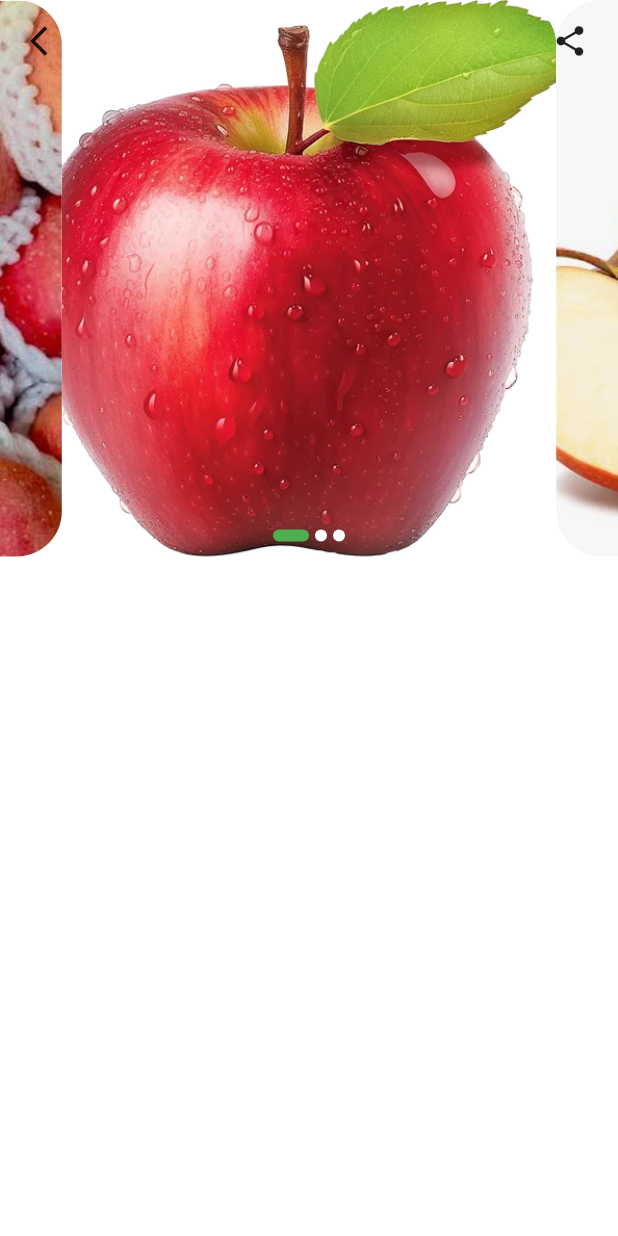
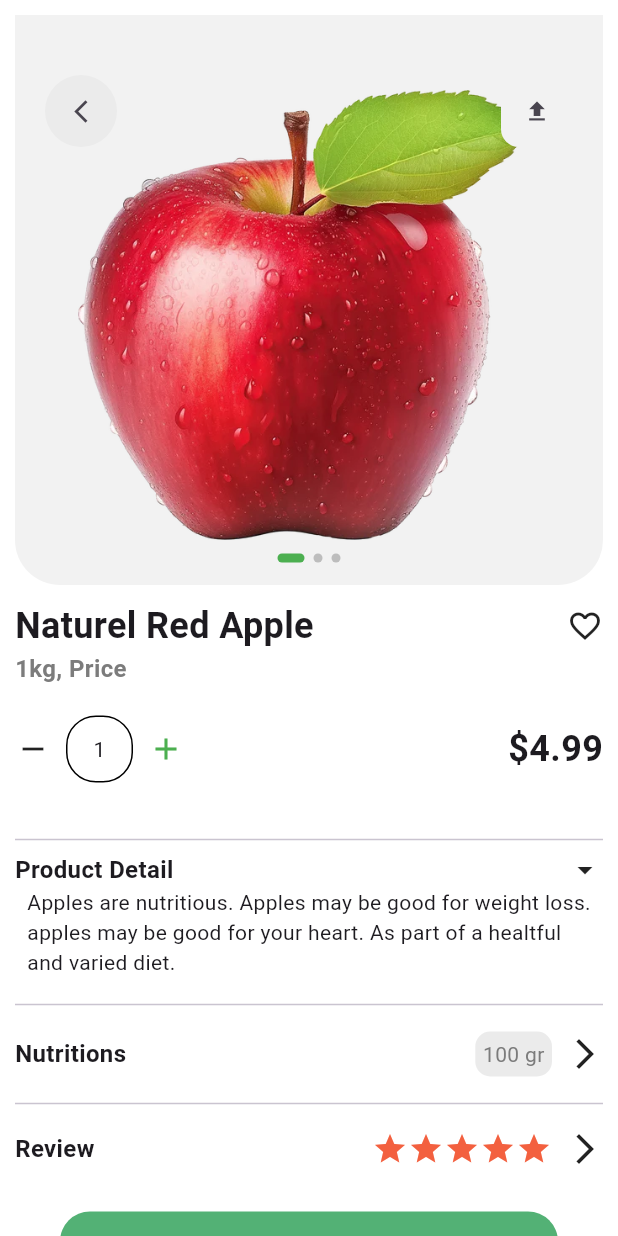
Before and after one commit to mariemosama272005-eng/grocyApp_repo, a Flutter app: the ProductDitailScreen screen opened directly, on a phone screen of 412 x 824 dp. Run offline on Flutter 3.47's test engine with Material 3 defaults, Android fonts, the phone set to English and light mode, and no system bars; drawn by our look-alikes of carousel_slider, smooth_page_indicator.

Commit message:
product ditail

```diff
--- a/lib/models/accountOption_model.dart
+++ b/lib/models/accountOption_model.dart
@@ -1,4 +1,4 @@
-// ignore_for_file: public_member_api_docs, sort_constructors_first
+
 import 'package:flutter/material.dart';
 
 class AccountoptionModel {
--- a/lib/screens/ButtomNavBar/shopping_cart_screen.dart
+++ b/lib/screens/ButtomNavBar/shopping_cart_screen.dart
@@ -12,6 +12,8 @@ class ShoppingCartScreen extends StatelessWidget {
   Widget build(BuildContext context) {
     return SingleChildScrollView(
       child: SafeArea(
+        child: Padding(
+          padding: const EdgeInsets.all(25),
           child: Column(
             children: [
               Center(child:Text("My Cart",style: TextStyle(
@@ -36,6 +38,7 @@ class ShoppingCartScreen extends StatelessWidget {
 
           ),
         ),
+      ),
     );
   }
 }
--- a/lib/screens/ButtomNavBar/wedgit/productDitail_screen.dart
+++ /dev/null
@@ -1,22 +0,0 @@
-import 'package:flutter/material.dart';
-import 'package:carousel_slider/carousel_slider.dart';
-import 'package:flutter_application_2/screens/ButtomNavBar/wedgit/productSlider_widget.dart';
-
-class ProductDitailScreen extends StatelessWidget {
-  const ProductDitailScreen({super.key});
-
-  @override
-  Widget build(BuildContext context) {
-    return Scaffold(
-      backgroundColor: Colors.white,
-
-     body:SafeArea(
-       child: Column(
-         children: [
-           const ProductsliderWidget(),
-         ],
-       ),
-     ),
-    );
-  }
-}
--- a/lib/screens/ButtomNavBar/wedgit/productSlider_widget.dart
+++ /dev/null
@@ -1,87 +0,0 @@
-import 'package:flutter/material.dart';
-import 'package:carousel_slider/carousel_slider.dart';
-import 'package:smooth_page_indicator/smooth_page_indicator.dart';
-
-class ProductsliderWidget extends StatefulWidget {
-  const ProductsliderWidget({super.key});
-
-  @override
-  State<ProductsliderWidget> createState() => _ProductsliderWidgetState();
-}
-
-class _ProductsliderWidgetState extends State<ProductsliderWidget> {
-  int activeIndex = 0;
-
-  @override
-  Widget build(BuildContext context) {
-    return Stack(
-      children: [
-        CarouselSlider(
-          options: CarouselOptions(
-            height: 371,
-            autoPlay: true,
-            onPageChanged: (index, reason) {
-              setState(() {
-                activeIndex = index;
-              });
-            },
-          ),
-          items: apples.map(
-            (i) => Container(
-              padding: const EdgeInsets.symmetric(vertical: 10),
-              width: double.infinity,
-              decoration: BoxDecoration(
-                borderRadius: BorderRadius.circular(30),
-                image: DecorationImage(
-                  fit: BoxFit.cover,
-                  alignment: Alignment.center,
-                  image: Image.asset(i).image,
-                ),
-              ),
-            ),
-          ).toList(),
-        ),
-
-        // Buttons
-        Positioned(
-          top: 15,
-          left: 20,
-          right: 20,
-          child: Row(
-            mainAxisAlignment: MainAxisAlignment.spaceBetween,
-            children: [
-              Icon(Icons.arrow_back_ios),
-              Icon(Icons.share),
-            ],
-          ),
-        ),
-
-        // Indicator
-        Positioned(
-          bottom: 10,
-          left: 0,
-          right: 0,
-          child: Center(
-            child: AnimatedSmoothIndicator(
-              activeIndex: activeIndex,
-              count: apples.length,
-              effect: ExpandingDotsEffect(
-                activeDotColor: Colors.green,
-                dotHeight: 8,
-                dotWidth: 8,
-                spacing: 4,
-                dotColor: Colors.white,
-              ),
-            ),
-          ),
-        ),
-      ],
-    );
-  }
-}
-
-List<String> apples = [
-  "assets/images/apple.webp",
-  "assets/images/apple2.png",
-  "assets/images/apple3.png",
-];
--- a/lib/screens/Onbording/onBording_screen.dart
+++ b/lib/screens/Onbording/onBording_screen.dart
@@ -26,7 +26,7 @@ class OnbordingScreen extends StatelessWidget {
         ),
         child: Center(
           child: Padding(
-            padding: const EdgeInsets.only(bottom: 90),
+            padding: const EdgeInsets.only(bottom: 70),
             child: Column(
               mainAxisAlignment: MainAxisAlignment.end,
 
@@ -57,7 +57,7 @@ class OnbordingScreen extends StatelessWidget {
                   fontSize: 16,
 
                 ),),
-                SizedBox(height: 40,),
+
 
                ButtonWedgit(
   () {
--- /dev/null
+++ b/lib/screens/productditails/productDitail_screen.dart
@@ -0,0 +1,193 @@
+import 'package:flutter/material.dart';
+import 'package:carousel_slider/carousel_slider.dart';
+import 'package:flutter_application_2/models/button_model.dart';
+import 'package:flutter_application_2/screens/ButtomNavBar/shopping_cart_screen.dart';
+import 'package:flutter_application_2/screens/Onbording/widget/Button_wedgit.dart';
+import 'package:flutter_application_2/screens/productditails/widget/productSlider_widget.dart';
+
+class ProductDitailScreen extends StatelessWidget {
+  const ProductDitailScreen({super.key});
+
+  @override
+  Widget build(BuildContext context) {
+    return Scaffold(
+      backgroundColor: Colors.white,
+
+
+     body:
+        SingleChildScrollView(
+          child: Padding(
+            padding: const EdgeInsets.all(10.0),
+            child: Column(
+             crossAxisAlignment: CrossAxisAlignment.start,
+             children: [
+
+               const ProductsliderWidget(),
+               SizedBox(
+                height: 10,
+               ),
+               Row(
+                children: [
+                  Expanded(child: Text("Naturel Red Apple",style: TextStyle(
+                    fontSize: 24,
+                    fontWeight: FontWeight.bold
+                  ),
+                  ),
+                  ),
+                  Icon(Icons.favorite_border)
+                ],
+
+               ),
+               Text("1kg, Price", style: TextStyle(
+                color: Color(0xff7C7C7C),
+                fontSize: 16,
+                fontWeight: FontWeight(600),
+               )
+               ,),
+               SizedBox(height: 20,),
+               Row(
+                 children: [
+                   Expanded(
+                     child: Row(
+                      children: [
+                        Icon(Icons.remove),
+                        SizedBox(width: 10),
+                        Container(
+                            height: 44.67,
+                            width: 44.67,
+                            decoration: BoxDecoration(
+                              color: Colors.white,
+                              border: Border.all(color: Colors.black),
+                              borderRadius: BorderRadius.circular(20),
+                            ),
+                            child: Center(
+                              child: Text("1"),
+                            ),
+                          ),
+
+                          SizedBox(width: 10),
+                          Icon(Icons.add, color: Colors.green,)
+                      ],
+                     ),
+                   ),
+                   Text(r"$4.99",style: TextStyle(
+                    fontSize: 24,
+                    fontWeight: FontWeight.bold
+                   ),
+                   ),
+
+                 ],
+               ),
+               SizedBox(
+                height:30,
+
+               ),
+               Divider(),
+               Column(
+                children: [
+                  Row(
+                    children: [
+                      Expanded(
+                        child: Text("Product Detail",style: TextStyle(
+                          fontSize: 16,
+                          fontWeight: FontWeight(600),
+                        ),
+                        ),
+                      ),
+                      Icon(Icons.arrow_drop_down)
+                    ],
+
+
+                  ),
+                  Text("Apples are nutritious. Apples may be good for weight loss.\napples may be good for your heart. As part of a healtful\nand varied diet.")
+                ],
+               ),
+               SizedBox(
+                height: 10,
+               ),
+               Divider(),
+                SizedBox(
+                height: 10,
+               ),
+               Row(
+                    children: [
+                      Expanded(
+                        child: Text("Nutritions",style: TextStyle(
+                          fontSize: 16,
+                          fontWeight: FontWeight(600),
+                        ),
+                        ),
+                      ),
+                      Container(
+
+
+                        decoration: BoxDecoration(
+                          color: Color(0xffEBEBEB),
+                          borderRadius: BorderRadius.circular(10)
+
+                        ),
+                        child: Center(child: Padding(
+                          padding: const EdgeInsets.all(5.0),
+                          child: Text("100 gr",style: TextStyle(
+                            color: Color(0xff7C7C7C),
+                          ),
+                          ),
+                        ),
+                        ),
+
+                      ),
+                      SizedBox(
+                        width: 10,
+                      ),
+                      Icon(Icons.arrow_forward_ios)
+                    ],
+
+
+                  ),
+                  SizedBox(height: 10,),
+                  Divider(),
+                  SizedBox(height: 10,),
+                  Row(
+                    children: [
+                      Expanded(
+                        child: Text("Review",style: TextStyle(
+                          fontSize: 16,
+                          fontWeight: FontWeight(600),
+                        ),
+                        ),
+                      ),
+                      Icon(Icons.star,color: Color(0xffF3603F),),
+                      Icon(Icons.star,color: Color(0xffF3603F),),
+                      Icon(Icons.star,color: Color(0xffF3603F),),
+                      Icon(Icons.star,color: Color(0xffF3603F),),
+                      Icon(Icons.star,color: Color(0xffF3603F),),
+                      SizedBox(
+                        width: 10,
+                      ),
+                      Icon(Icons.arrow_forward_ios),
+
+
+
+
+
+
+
+             ],
+
+
+
+                   ),
+                   ButtonWedgit((){
+                  Navigator.push(context, MaterialPageRoute(builder: (context)=>ShoppingCartScreen()));
+                }, buttom: ButtonModel("Add To Bascket")),
+
+             ],
+            ),
+
+
+          ),
+        ),
+
+    );
+  }
+}
--- /dev/null
+++ b/lib/screens/productditails/widget/productSlider_widget.dart
@@ -0,0 +1,114 @@
+import 'package:flutter/material.dart';
+import 'package:carousel_slider/carousel_slider.dart';
+import 'package:smooth_page_indicator/smooth_page_indicator.dart';
+
+class ProductsliderWidget extends StatefulWidget {
+  const ProductsliderWidget({super.key});
+
+  @override
+  State<ProductsliderWidget> createState() => _ProductsliderWidgetState();
+}
+
+class _ProductsliderWidgetState extends State<ProductsliderWidget> {
+  int activeIndex = 0;
+
+  @override
+  Widget build(BuildContext context) {
+    return Container(
+
+      decoration: const BoxDecoration(
+        color: Color(0xFFF2F2F2),
+        borderRadius: BorderRadius.only(
+          bottomLeft: Radius.circular(30),
+          bottomRight: Radius.circular(30),
+        ),
+      ),
+      child: Stack(
+        children: [
+          CarouselSlider(
+            options: CarouselOptions(
+              height: 380,
+              autoPlay: true,
+              enlargeCenterPage: true,
+              viewportFraction: 1.0,
+              onPageChanged: (index, reason) {
+                setState(() {
+                  activeIndex = index;
+                });
+              },
+            ),
+            items: apples.map(
+              (i) => Container(
+                padding: const EdgeInsets.only(top: 50, bottom: 30, left: 20, right: 20),
+                width: double.infinity,
+                child: Image.asset(
+                  i,
+                  fit: BoxFit.contain,
+                ),
+              ),
+            ).toList(),
+          ),
+
+
+          Positioned(
+            top: 40,
+            left: 20,
+            right: 20,
+            child: Row(
+              mainAxisAlignment: MainAxisAlignment.spaceBetween,
+              children: [
+                Container(
+                  decoration: BoxDecoration(
+                    color: Color(0xffEBEBEB),
+                    borderRadius: BorderRadius.circular(50),
+                  ),
+                  child: IconButton(
+                    icon: const Icon(Icons.arrow_back_ios_new, size: 18),
+                    onPressed: () => Navigator.pop(context),
+                  ),
+                ),
+                Container(
+                  decoration: BoxDecoration(
+                    color: Color(0xFFF2F2F2),
+                    borderRadius: BorderRadius.circular(12),
+                  ),
+                  child: IconButton(
+                    icon: const Icon(Icons.upload, size: 18),
+                    onPressed: () {},
+                  ),
+                ),
+              ],
+            ),
+          ),
+
+
+          Positioned(
+            bottom: 15,
+            left: 0,
+            right: 0,
+            child: Center(
+              child: AnimatedSmoothIndicator(
+                activeIndex: activeIndex,
+                count: apples.length,
+                effect: ExpandingDotsEffect(
+                  activeDotColor: Colors.green,
+                  dotHeight: 6,
+                  dotWidth: 6,
+                  expansionFactor: 3,
+                  spacing: 6,
+                  dotColor: Colors.grey.shade400,
+                ),
+              ),
+            ),
+          ),
+        ],
+      ),
+    );
+  }
+}
+
+List<String> apples = [
+  "assets/images/apple.webp",
+  "assets/images/apple2.png",
+  "assets/images/apple3.png",
+];
--- a/splash.yaml
+++ b/splash.yaml
@@ -1,9 +1,10 @@
 flutter_native_splash:
   color: "#53B175"
   image: assets/images/splashlogo.png
+  image_web: assets/images/splashlogo.png
   fullscreen: true
 
   android_12:
     color: "#53B175"
-    image: assets/images/splashLogo12.png
+    image: assets/images/splash.png
     icon_background_color: "#53B175"
```
Also changed, not shown: lib/nectar_app.dart (+4 -3 lines), lib/screens/ButtomNavBar/account_screen.dart (+8 -24 lines), lib/screens/ButtomNavBar/buttom_nav_bar_screen.dart (+43 -14 lines), lib/screens/ButtomNavBar/shop_screen.dart (+81 -70 lines), lib/screens/checkout_screen.dart (+9 -1 lines), lib/screens/filiter/filter_screen.dart (renamed from lib/screens/filter_screen.dart, +11 -5 lines), lib/screens/orderAccepted_screen.dart (+25 -6 lines), lib/screens/widgets/normalButton_wedgit.dart (+6 -2 lines), assets/images/splash.png (added), assets/images/splashLogo12.png (deleted), lib/screens/filiter/widget/filiter_wedgit.dart (renamed from lib/screens/widgets/filiter_wedgit.dart). Lines whose indentation alone changed are shown as unchanged.
